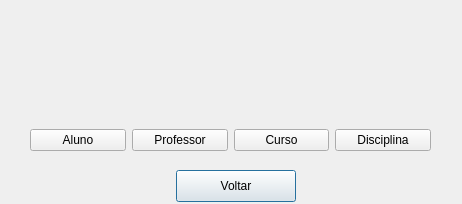
Qt form SistemaDeMatriculas-V0/opcao_cadastrar.ui (leonardopereira10/UEG) before a commit.
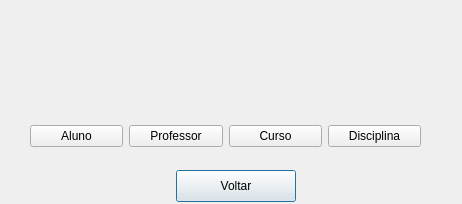
The same form after that commit. Icons and pictures are not drawn.

Commit message: Ultima alteraçao, inclusao dos botoes de cadastrar e CPF padrao pra todos utilizar

Diff of the .ui file:
```diff
--- a/SistemaDeMatriculas-V0/opcao_cadastrar.ui
+++ b/SistemaDeMatriculas-V0/opcao_cadastrar.ui
@@ -26,12 +26,12 @@
     <string>Voltar</string>
    </property>
   </widget>
-  <widget class="QWidget" name="">
+  <widget class="QWidget" name="layoutWidget">
    <property name="geometry">
     <rect>
      <x>30</x>
-     <y>30</y>
-     <width>401</width>
+     <y>26</y>
+     <width>391</width>
      <height>121</height>
     </rect>
    </property>
```
Left out of the diff: 12 changed lines with no effect on the pictures. The commit also changes 21 other files.
